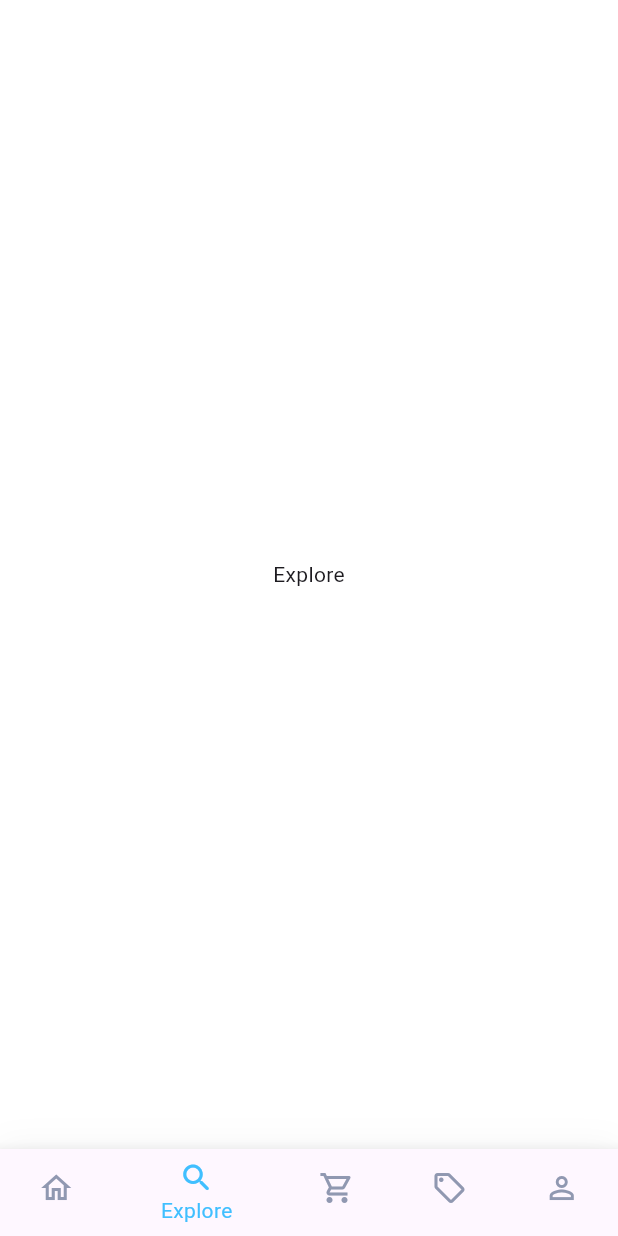
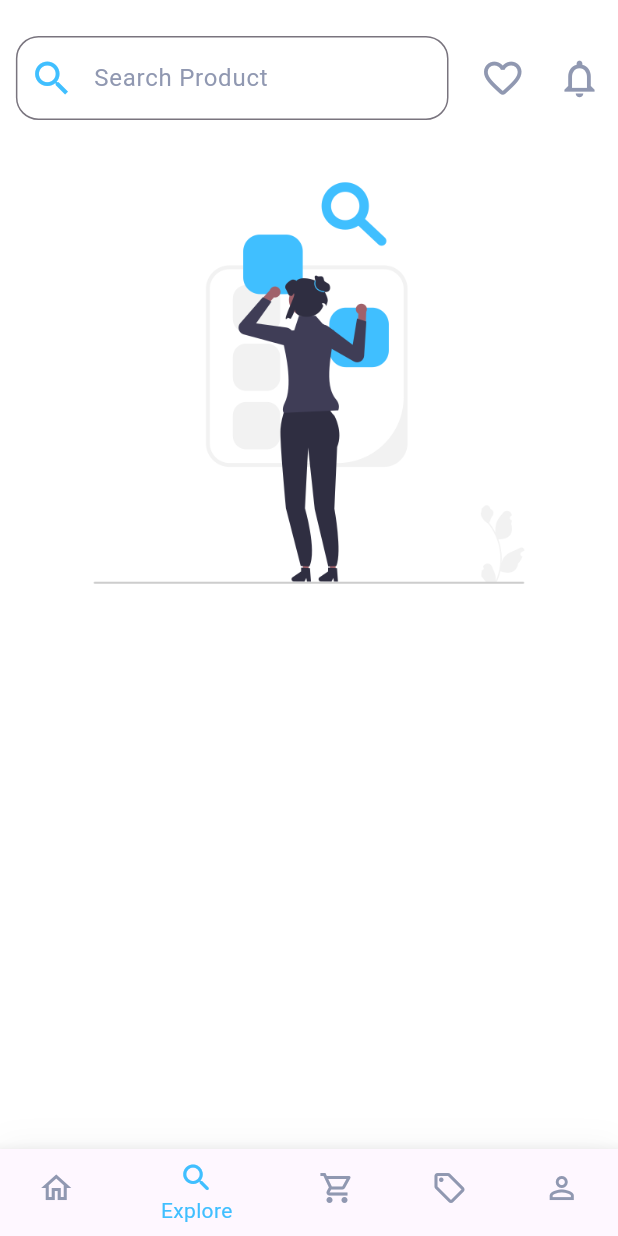
Before and after one commit to EngAhmed2/E-Commerce, a Flutter app: the screen it shows after launch, item 2 of the bottom bar chosen, on a phone screen of 412 x 824 dp. Run offline on Flutter 3.47's test engine with Material 3 defaults, Android fonts, the phone set to English and light mode, and no system bars; our stand-ins replace carousel_slider, dots_indicator, shimmer; network calls fail.

Commit message:
Finish Explore Screen UI

```diff
--- a/e_commerce/lib/const_variable/widget.dart
+++ b/e_commerce/lib/const_variable/widget.dart
@@ -89,6 +89,8 @@ class MyItemCard extends StatelessWidget {
         crossAxisAlignment: CrossAxisAlignment.center,
         textDirection: arabic,
         children: [
+
+          ClipOval(clipBehavior: Clip.antiAlias),
           Image.network(
             image,
             height: 109,
--- /dev/null
+++ b/e_commerce/lib/screens/explore_screen.dart
@@ -0,0 +1,62 @@
+import 'package:e_commerce/const_variable/colors.dart';
+import 'package:flutter/material.dart';
+
+class ExploreScreen extends StatelessWidget {
+  const ExploreScreen({super.key});
+  @override
+  Widget build(BuildContext context) {
+    final deviceWidth = MediaQuery.of(context).size.width;
+    return Scaffold(
+      backgroundColor: myBackground,
+      body: Column(
+        children: [
+          const SizedBox(height: 24,),
+          Row(
+            mainAxisAlignment: MainAxisAlignment.spaceAround,
+            children: [
+              // Search Bar //
+              SizedBox(
+                width: deviceWidth * 0.7,
+                child: TextFormField(
+                  cursorColor: myBlue,
+                  maxLines: 1,
+                  decoration: const InputDecoration(
+                      prefixIcon: Icon(
+                        Icons.search_outlined,
+                        size: 30,
+                        color: myBlue,
+                      ),
+                      hintText: "Search Product",
+                      border: OutlineInputBorder(
+                        borderRadius: BorderRadius.all(Radius.circular(15)),
+                      ),
+                      hintStyle: TextStyle(color: myNeutralGray)),
+                ),
+              ),
+              // Favorite Icon //
+              const Icon(
+                Icons.favorite_border_rounded,
+                color: myNeutralGray,
+                size: 30,
+              ),
+              // Notification Icon //
+              const Icon(
+                Icons.notifications_none_outlined,
+                color: myNeutralGray,
+                size: 30,
+              ),
+            ],
+          ),
+          Expanded(
+
+            child: ListView(
+              children: [
+                Image.asset("assets/images/explore.png"),
+              ],
+            ),
+          ),
+        ],
+      ),
+    );
+  }
+}
--- a/e_commerce/lib/screens/main_screen.dart
+++ b/e_commerce/lib/screens/main_screen.dart
@@ -1,3 +1,5 @@
+import 'package:e_commerce/const_variable/colors.dart';
+import 'package:e_commerce/screens/explore_screen.dart';
 import 'package:e_commerce/screens/home_screen.dart';
 import 'package:flutter/material.dart';
 import 'package:flutter/services.dart';
@@ -13,7 +15,7 @@ class _MainScreenState extends State<MainScreen> {
   int _selectedIndex = 0;
   static const List<Widget> _widgetOptions = <Widget>[
     HomeScreen(),
-    Text('Explore'),
+    ExploreScreen(),
     Text('Cart'),
     Text('Offer'),
     Text('Account'),
@@ -45,6 +47,8 @@ class _MainScreenState extends State<MainScreen> {
         ),
         child: BottomNavigationBar(
           iconSize: 24,
+          backgroundColor: myBackground,
+
           currentIndex: _selectedIndex,
           selectedItemColor: const Color(0xFF40BFFF),
           unselectedItemColor: const Color(0xFF9098B1),
--- a/e_commerce/lib/screens/product_screen.dart
+++ b/e_commerce/lib/screens/product_screen.dart
@@ -5,6 +5,6 @@ class ProductScreen extends StatelessWidget {
 
   @override
   Widget build(BuildContext context) {
-    return const Placeholder();
+    return const Text("Product Screen",style: TextStyle(fontSize: 55),);
   }
 }
--- a/e_commerce/pubspec.yaml
+++ b/e_commerce/pubspec.yaml
@@ -40,6 +40,7 @@ dependencies:
   carousel_slider: ^4.2.1
   shimmer: ^3.0.0
   dots_indicator: ^3.0.0
+  firebase_core: ^2.25.4
 
 dev_dependencies:
   flutter_test:
```
Also changed, not shown: e_commerce/lib/screens/home_screen.dart (+27 -9 lines), e_commerce/assets/images/explore.png (added), e_commerce/pubspec.lock, 3 other files.
